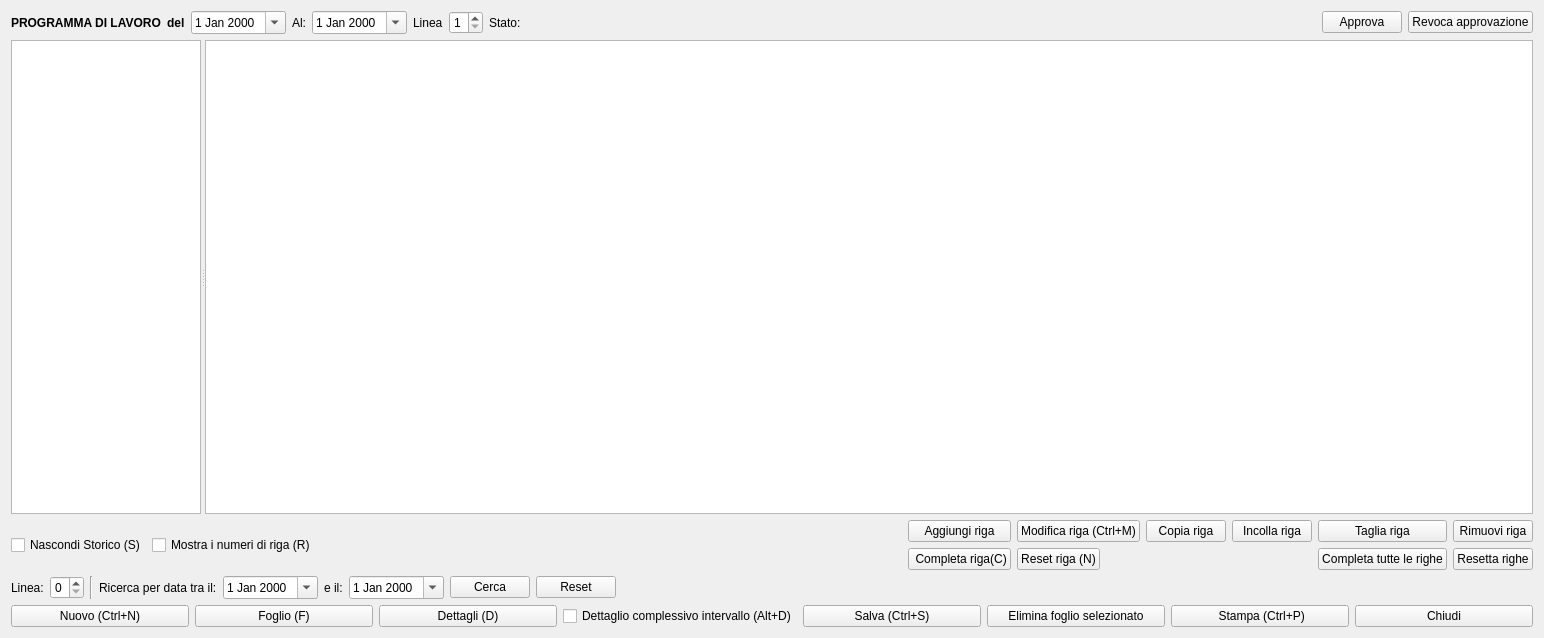
fblabs/hamlet-mod-sancon, file hworkprogram.ui: the form before one commit.
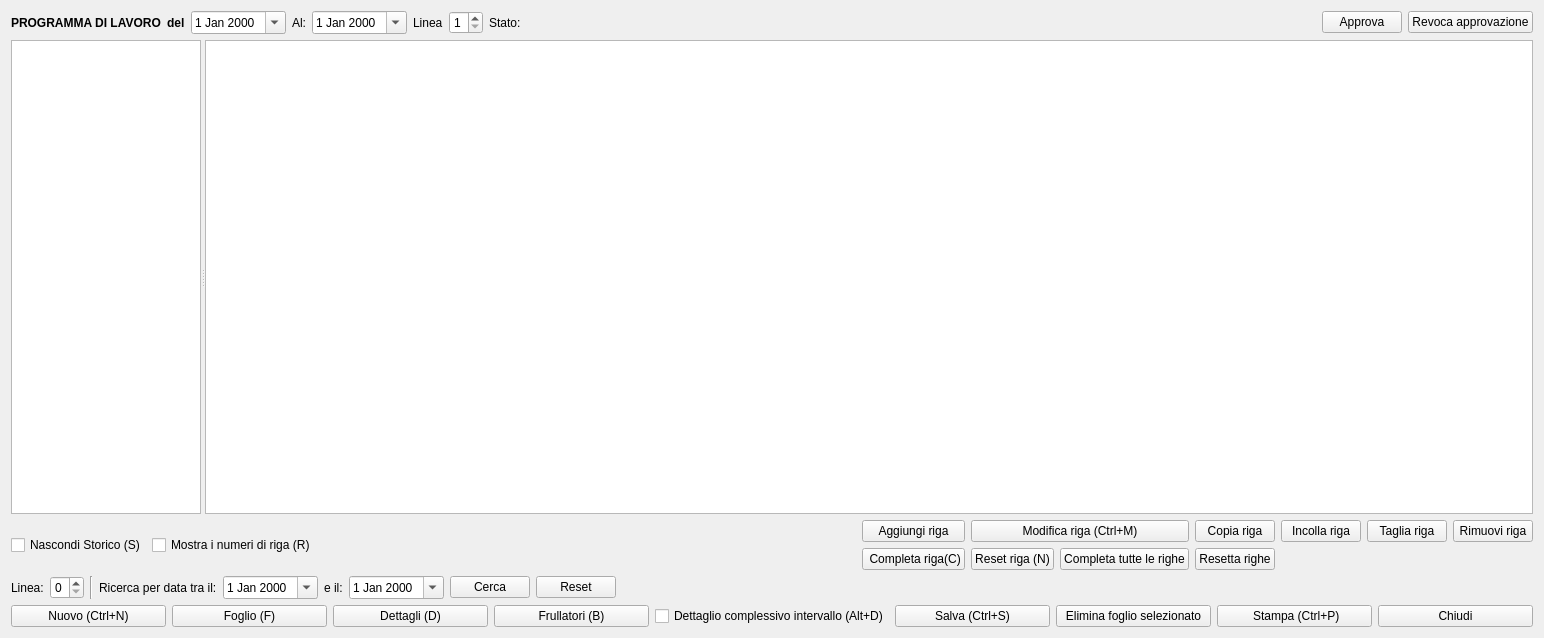
The form after the commit. Icons and pictures are not drawn.

```diff
--- a/hworkprogram.ui
+++ b/hworkprogram.ui
@@ -373,31 +373,6 @@
          </property>
         </widget>
        </item>
-       <item row="1" column="6">
-        <widget class="QPushButton" name="pbNotComplete">
-         <property name="text">
-          <string>Resetta righe</string>
-         </property>
-         <property name="icon">
-          <iconset resource="icons.qrc">
-           <normaloff>:/Resources/Comment-delete64.png</normaloff>:/Resources/Comment-delete64.png</iconset>
-         </property>
-        </widget>
-       </item>
-       <item row="1" column="5">
-        <widget class="QPushButton" name="pbComplete">
-         <property name="text">
-          <string>Completa tutte le righe</string>
-         </property>
-         <property name="icon">
-          <iconset resource="icons.qrc">
-           <normaloff>:/Resources/Comment-add64.png</normaloff>:/Resources/Comment-add64.png</iconset>
-         </property>
-         <property name="shortcut">
-          <string>Ctrl+C</string>
-         </property>
-        </widget>
-       </item>
        <item row="1" column="0">
         <widget class="QPushButton" name="pbCompleteRow">
          <property name="text">
@@ -426,6 +401,31 @@
          </property>
         </widget>
        </item>
+       <item row="1" column="2">
+        <widget class="QPushButton" name="pbComplete">
+         <property name="text">
+          <string>Completa tutte le righe</string>
+         </property>
+         <property name="icon">
+          <iconset resource="icons.qrc">
+           <normaloff>:/Resources/Comment-add64.png</normaloff>:/Resources/Comment-add64.png</iconset>
+         </property>
+         <property name="shortcut">
+          <string>Ctrl+C</string>
+         </property>
+        </widget>
+       </item>
+       <item row="1" column="3">
+        <widget class="QPushButton" name="pbNotComplete">
+         <property name="text">
+          <string>Resetta righe</string>
+         </property>
+         <property name="icon">
+          <iconset resource="icons.qrc">
+           <normaloff>:/Resources/Comment-delete64.png</normaloff>:/Resources/Comment-delete64.png</iconset>
+         </property>
+        </widget>
+       </item>
       </layout>
      </item>
     </layout>
@@ -597,6 +597,26 @@
        </property>
       </widget>
      </item>
+     <item>
+      <widget class="QPushButton" name="pbBlender">
+       <property name="text">
+        <string>Frullatori (B)</string>
+       </property>
+       <property name="icon">
+        <iconset resource="icons.qrc">
+         <normaloff>:/Resources/Cart.PNG</normaloff>:/Resources/Cart.PNG</iconset>
+       </property>
+       <property name="iconSize">
+        <size>
+         <width>32</width>
+         <height>32</height>
+        </size>
+       </property>
+       <property name="shortcut">
+        <string>B</string>
+       </property>
+      </widget>
+     </item>
      <item>
       <widget class="QCheckBox" name="cbAll">
        <property name="text">
```
